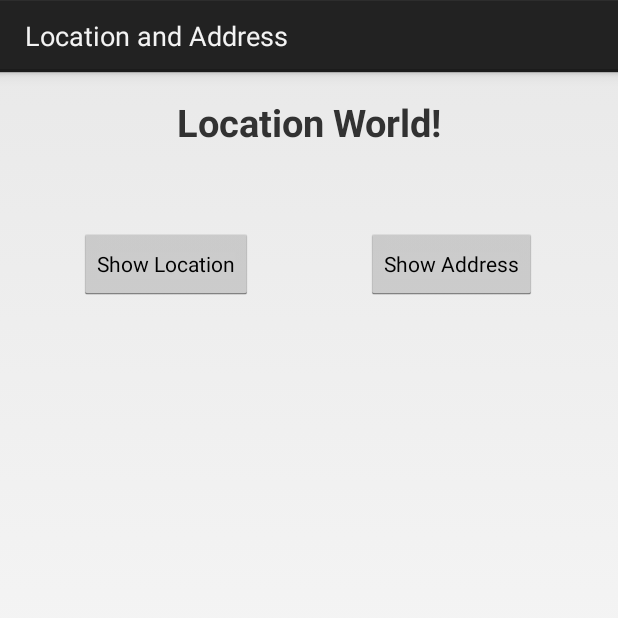
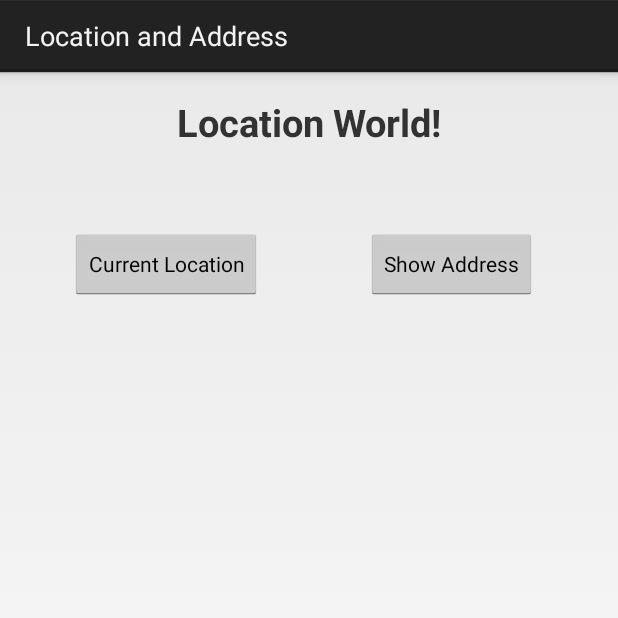
Before and after one commit to punitsharma/AndroidLocationFused, an Android app: the MainActivity screen opened directly, with no data from a screen before it, on a phone screen of 412 x 824 dp, the top half of it. Run offline under Robolectric (Android 15) with nearby library versions, the phone set to English and light mode, and no system bars; 1 statement that could not run was skipped.

```diff
--- a/app/src/main/res/layout/activity_main.xml
+++ b/app/src/main/res/layout/activity_main.xml
@@ -42,7 +42,7 @@
                     style="?android:attr/buttonStyleSmall"
                     android:layout_width="wrap_content"
                     android:layout_height="wrap_content"
-                    android:text="Show Location"
+                    android:text="@string/show_location"
                     android:id="@+id/btnGPSShowLocation"
                     android:layout_toEndOf="@+id/textView"
                     android:layout_marginTop="53dp"
@@ -67,7 +67,7 @@
                     style="?android:attr/buttonStyleSmall"
                     android:layout_width="wrap_content"
                     android:layout_height="wrap_content"
-                    android:text="Show Address"
+                    android:text="@string/show_address"
                     android:id="@+id/btnGPSShowLocationAddress"
                     android:layout_toEndOf="@+id/textView"
                     android:layout_marginTop="53dp"
--- a/app/src/main/res/values/strings.xml
+++ b/app/src/main/res/values/strings.xml
@@ -4,5 +4,7 @@
     <string name="app_name">Location and Address</string>
     <string name="hello_world">Location World!</string>
     <string name="action_settings">Settings</string>
+    <string name="show_location">Current Location</string>
+    <string name="show_address">Show Address</string>
 
 </resources>
```
Also changed, not shown: app/src/main/java/punit/com/fusedlocationandroid/MainActivity.java (+43 -6 lines), app/src/main/res/mipmap-hdpi/ic_launcher.png, app/src/main/res/mipmap-hdpi/map_marker.png (added), app/src/main/res/mipmap-mdpi/ic_launcher.png, app/src/main/res/mipmap-mdpi/map_marker.png (added), app/src/main/res/mipmap-xhdpi/ic_launcher.png, app/src/main/res/mipmap-xhdpi/map_marker.png (added), app/src/main/res/mipmap-xxhdpi/ic_launcher.png, app/src/main/res/mipmap-xxhdpi/map_marker.png (added).
